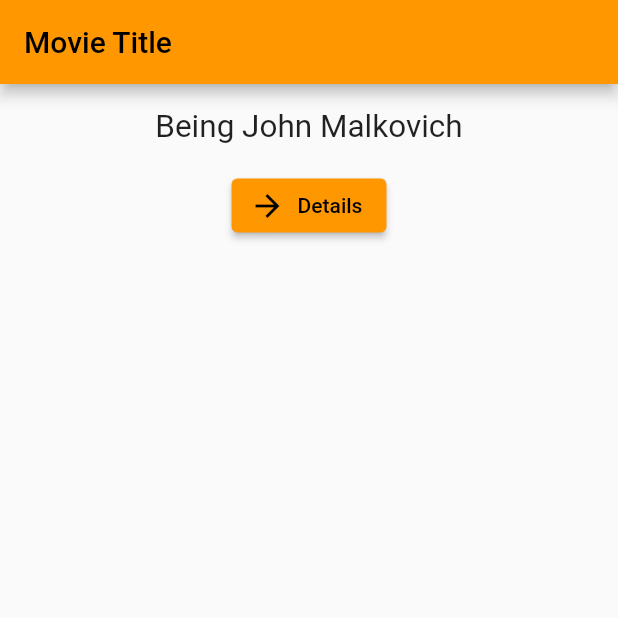
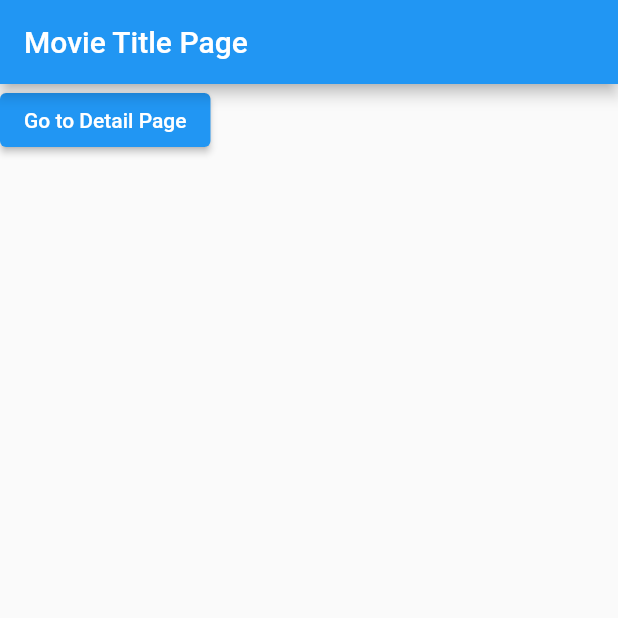
Before and after one commit to not-diba/flutter_playground, a Flutter app: the screen it shows after launch, on a phone screen of 412 x 824 dp, the top half of it. Run offline on Flutter 3.47's test engine with Material 2 defaults, Android fonts, the phone set to English and light mode, and no system bars.

Commit message:
Routing in flutter

```diff
--- a/lib/main.dart
+++ b/lib/main.dart
@@ -1,73 +1,109 @@
+// App0806.dart
+
 import 'package:flutter/material.dart';
 
-import 'playground_1.dart';
+void main() => runApp(App0803());
 
-main() => runApp(const Playground());
-
-class Playground extends StatelessWidget {
-  const Playground({super.key});
-
+class App0803 extends StatelessWidget {
   @override
   Widget build(BuildContext context) {
     return MaterialApp(
-      title: 'Playground',
-      theme: ThemeData(
-        primarySwatch: Colors.orange,
-      ),
-      home: SafeArea(
-        child: MovieTitlePage(),
-      ),
+      routes: {
+        '/': (context) => MovieTitlePage(),
+        '/details': (context) => DetailPage(),
+        '/details/cast': (context) => CastPage(),
+        '/details/reviews': (context) => ReviewsPage(),
+      },
     );
   }
 }
 
-class MovieTitlePage extends StatefulWidget {
-  @override
-  MovieTitlePageState createState() => MovieTitlePageState();
-}
+class MovieTitlePage extends StatelessWidget {
+  const MovieTitlePage({super.key});
 
-class MovieTitlePageState extends State<MovieTitlePage> {
   @override
   Widget build(BuildContext context) {
-    return Scaffold(
-      appBar: AppBar(
-        title: const Text(
-          'Movie Title',
-        ),
-      ),
-      body: Padding(
-        padding: const EdgeInsets.all(16.0),
-        child: Center(
-          child: buildTitlePageCore(),
-        ),
+    return _easyScaffold(
+      appBarTitle: 'Movie Title Page',
+      body: _easyButton(
+        context,
+        label: 'Go to Detail Page',
+        whichRoute: '/details',
       ),
     );
   }
 }
 
 class DetailPage extends StatelessWidget {
-  final overview = '(From themoviedb.com) One day at work, unsuccessful '
-      'puppeteer Craig finds a portal into the head of actor John '
-      'Malkovich. The portal soon becomes a passion for anybody who '
-      'enters its mad and controlling world of overtaking another human '
-      'body.';
-
   const DetailPage({super.key});
 
   @override
   Widget build(BuildContext context) {
-    return Scaffold(
-      appBar: AppBar(
-        title: const Text(
-          'Details',
-        ),
-      ),
-      body: Padding(
-        padding: const EdgeInsets.all(16.0),
-        child: Center(
-          child: buildDetailPageCore(context),
-        ),
+    return _easyScaffold(
+      appBarTitle: 'Detail Page',
+      body: Column(
+        children: <Widget>[
+          _easyButton(
+            context,
+            label: 'Go to Cast Page',
+            whichRoute: '/details/cast',
+          ),
+          _easyButton(
+            context,
+            label: 'Go to Reviews Page',
+            whichRoute: '/details/reviews',
+          ),
+        ],
       ),
     );
   }
 }
+
+class CastPage extends StatelessWidget {
+  const CastPage({super.key});
+
+  @override
+  Widget build(BuildContext context) {
+    return _easyScaffold(
+      appBarTitle: 'Cast Page',
+      body: Container(),
+    );
+  }
+}
+
+class ReviewsPage extends StatelessWidget {
+  const ReviewsPage({super.key});
+
+  @override
+  Widget build(BuildContext context) {
+    return _easyScaffold(
+      appBarTitle: 'Reviews Page',
+      body: Container(),
+    );
+  }
+}
+
+Widget _easyScaffold({String? appBarTitle, Widget? body}) {
+  return Scaffold(
+    appBar: AppBar(
+      title: Text(appBarTitle!),
+    ),
+    body: body,
+  );
+}
+
+Widget _easyButton(
+  BuildContext context, {
+  required String label,
+  required String whichRoute,
+}) {
+  return ElevatedButton(
+    child: Text(label),
+    onPressed: () {
+      Navigator.pushNamed(
+        context,
+        whichRoute,
+      );
+    },
+  );
+}
```
Also changed, not shown: lib/playground_1.dart (+0 -45 lines).
